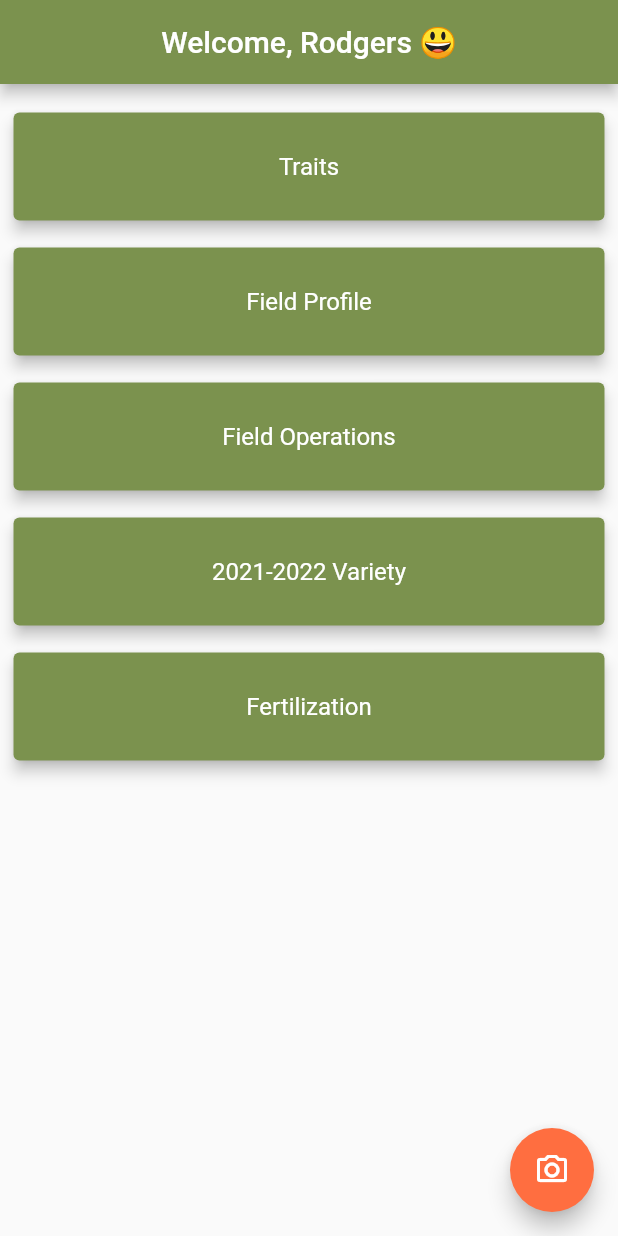
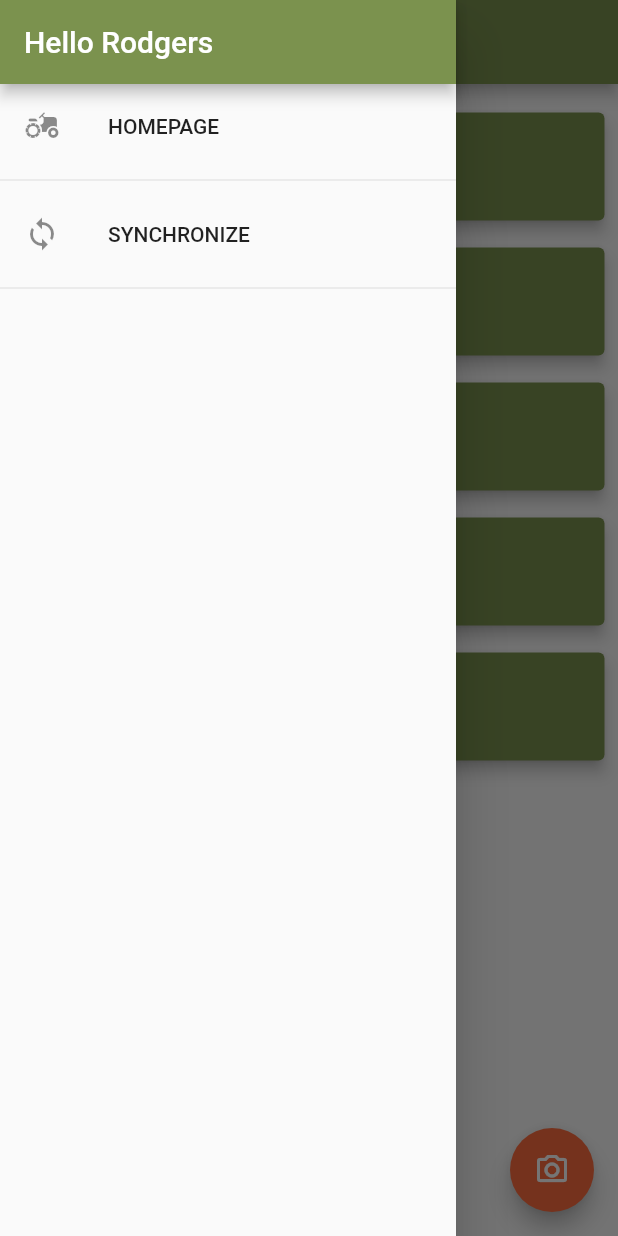
Before and after one commit to rog33zy/sezil_app, a Flutter app: the screen it shows after launch, with the side drawer open (before the commit the screen has no drawer), on a phone screen of 412 x 824 dp. Run offline on Flutter 3.47's test engine with Material 2 defaults, Android fonts, the phone set to English and light mode, and no system bars; our stand-ins replace location, nanoid, recase, sqflite; missing offline and left inert: qr_code_scanner; accounts and stored records are empty.

Commit message:
drawer done

```diff
--- /dev/null
+++ b/lib/components/UI/AppDrawer.dart
@@ -0,0 +1,44 @@
+import 'package:flutter/material.dart';
+
+import '../../screens/SynchronizeScreen.dart';
+
+class AppDrawer extends StatelessWidget {
+  const AppDrawer({Key? key}) : super(key: key);
+
+  @override
+  Widget build(BuildContext context) {
+    return Drawer(
+      child: Column(
+        children: [
+          AppBar(
+            title: Text('Hello Rodgers'),
+            automaticallyImplyLeading: false,
+          ),
+          ListTile(
+            leading: Icon(
+              Icons.agriculture,
+            ),
+            title: const Text('HOMEPAGE'),
+            onTap: () {
+              Navigator.of(context).pushReplacementNamed('/');
+            },
+          ),
+          const Divider(),
+          ListTile(
+            leading: const Icon(
+              Icons.sync,
+            ),
+            title: const Text(
+              'SYNCHRONIZE',
+            ),
+            onTap: () {
+              Navigator.of(context)
+                  .pushReplacementNamed(SynchronizeScreen.routeName);
+            },
+          ),
+          const Divider(),
+        ],
+      ),
+    );
+  }
+}
--- a/lib/main.dart
+++ b/lib/main.dart
@@ -32,6 +32,7 @@ import './screens/PostHarvestScreen.dart';
 import './screens/EditCheckBoxesScreen.dart';
 import './screens/QRViewScreen.dart';
 import './screens/FertDressingScreen.dart';
+import './screens/SynchronizeScreen.dart';
 
 void main() {
   runApp(MyApp());
@@ -99,6 +100,7 @@ class MyApp extends StatelessWidget {
           EditCheckBoxesScreen.routeName: (ctx) => EditCheckBoxesScreen(),
           QRViewScreen.routeName: (ctx) => QRViewScreen(),
           FertDressingScreen.routeName: (ctx) => FertDressingScreen(),
+          SynchronizeScreen.routeName: (ctx) => SynchronizeScreen(),
         },
       ),
     );
--- a/lib/screens/HomePageScreen.dart
+++ b/lib/screens/HomePageScreen.dart
@@ -14,6 +14,7 @@ import '../providers/PostHarvestProvider.dart';
 
 import '../components/homePageScreen/HomePageScreenOption.dart';
 import '../components/UI/FloatingActionButtonComp.dart';
+import '../components/UI/AppDrawer.dart';
 
 import 'TraitsScreen.dart';
 import 'FieldProfileScreen.dart';
@@ -113,6 +114,7 @@ class HomePageScreen extends StatelessWidget {
         ),
       ),
       floatingActionButton: FloatingActionButtonComp(),
+      drawer: AppDrawer(),
     );
   }
 }
```
Also changed, not shown: lib/screens/SynchronizeScreen.dart (added, +56 -0 lines).
